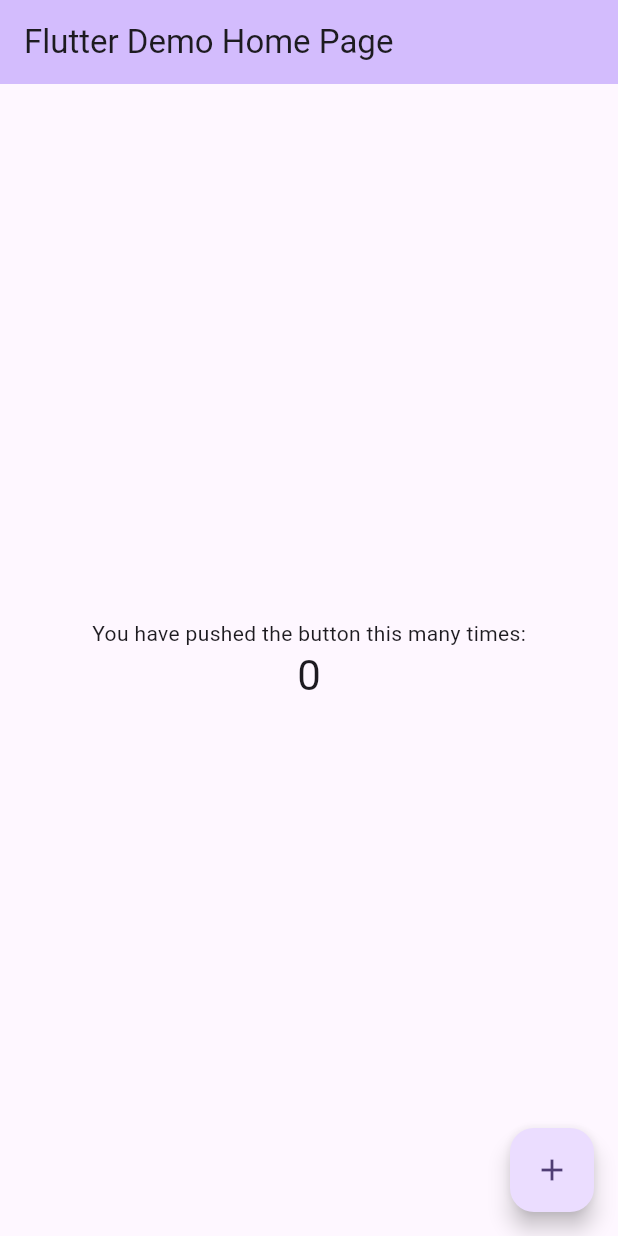
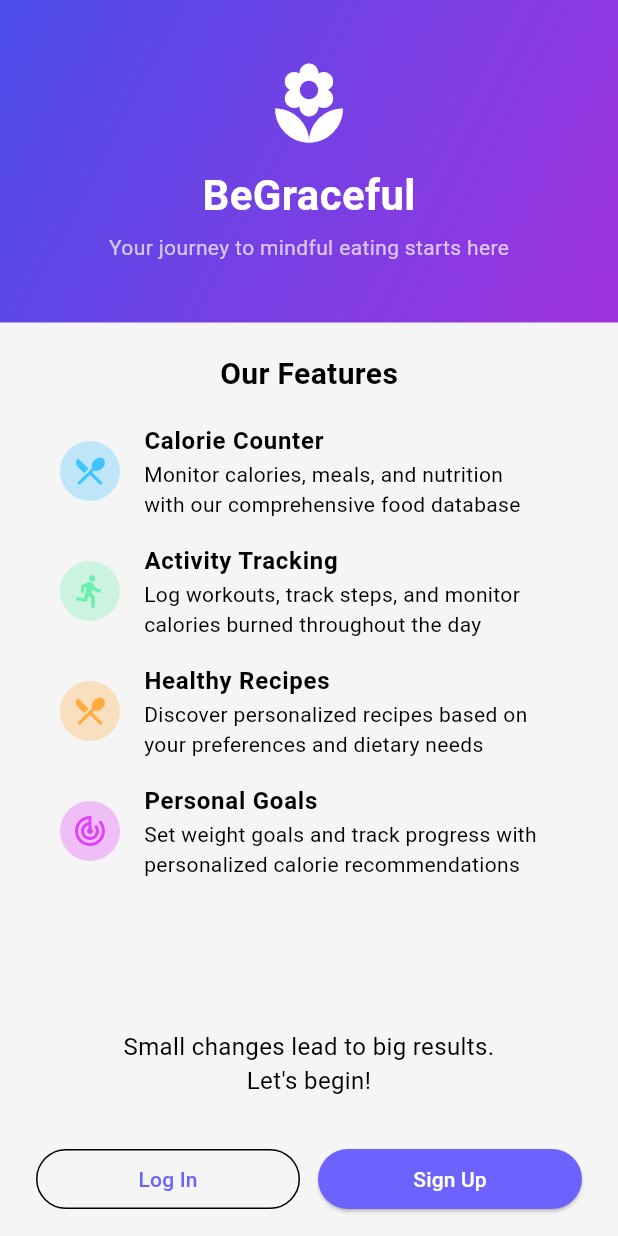
Before and after one commit to Retr0-46/BeGraceful, a Flutter app: the screen it shows after launch, on a phone screen of 412 x 824 dp. Run offline on Flutter 3.47's test engine with Material 3 defaults, Android fonts, the phone set to English and light mode, and no system bars.

Commit message:
start_page, themes

```diff
--- a/frontend/lib/main.dart
+++ b/frontend/lib/main.dart
@@ -1,122 +1,32 @@
 import 'package:flutter/material.dart';
+import 'package:provider/provider.dart';
+import 'package:frontend/src/providers/theme_provider.dart';
+import 'src/ui/themes/app_theme.dart';
+import 'src/ui/screens/start_page.dart';
 
 void main() {
-  runApp(const MyApp());
+  runApp(
+    ChangeNotifierProvider(
+      create: (_) => ThemeProvider(),
+      child: const MyApp(),
+    ),
+  );
 }
 
 class MyApp extends StatelessWidget {
   const MyApp({super.key});
 
-  // This widget is the root of your application.
   @override
   Widget build(BuildContext context) {
+    final themeProvider = Provider.of<ThemeProvider>(context);
+
     return MaterialApp(
-      title: 'Flutter Demo',
-      theme: ThemeData(
-        // This is the theme of your application.
-        //
-        // TRY THIS: Try running your application with "flutter run". You'll see
-        // the application has a purple toolbar. Then, without quitting the app,
-        // try changing the seedColor in the colorScheme below to Colors.green
-        // and then invoke "hot reload" (save your changes or press the "hot
-        // reload" button in a Flutter-supported IDE, or press "r" if you used
-        // the command line to start the app).
-        //
-        // Notice that the counter didn't reset back to zero; the application
-        // state is not lost during the reload. To reset the state, use hot
-        // restart instead.
-        //
-        // This works for code too, not just values: Most code changes can be
-        // tested with just a hot reload.
-        colorScheme: ColorScheme.fromSeed(seedColor: Colors.deepPurple),
-      ),
-      home: const MyHomePage(title: 'Flutter Demo Home Page'),
+      title: 'BeGraceful',
+      debugShowCheckedModeBanner: false,
+      themeMode: themeProvider.themeMode,
+      theme: AppTheme.lightTheme,
+      darkTheme: AppTheme.darkTheme,
+      home: const StartPage(),
     );
   }
 }
-
-class MyHomePage extends StatefulWidget {
-  const MyHomePage({super.key, required this.title});
-
-  // This widget is the home page of your application. It is stateful, meaning
-  // that it has a State object (defined below) that contains fields that affect
-  // how it looks.
-
-  // This class is the configuration for the state. It holds the values (in this
-  // case the title) provided by the parent (in this case the App widget) and
-  // used by the build method of the State. Fields in a Widget subclass are
-  // always marked "final".
-
-  final String title;
-
-  @override
-  State<MyHomePage> createState() => _MyHomePageState();
-}
-
-class _MyHomePageState extends State<MyHomePage> {
-  int _counter = 0;
-
-  void _incrementCounter() {
-    setState(() {
-      // This call to setState tells the Flutter framework that something has
-      // changed in this State, which causes it to rerun the build method below
-      // so that the display can reflect the updated values. If we changed
-      // _counter without calling setState(), then the build method would not be
-      // called again, and so nothing would appear to happen.
-      _counter++;
-    });
-  }
-
-  @override
-  Widget build(BuildContext context) {
-    // This method is rerun every time setState is called, for instance as done
-    // by the _incrementCounter method above.
-    //
-    // The Flutter framework has been optimized to make rerunning build methods
-    // fast, so that you can just rebuild anything that needs updating rather
-    // than having to individually change instances of widgets.
-    return Scaffold(
-      appBar: AppBar(
-        // TRY THIS: Try changing the color here to a specific color (to
-        // Colors.amber, perhaps?) and trigger a hot reload to see the AppBar
-        // change color while the other colors stay the same.
-        backgroundColor: Theme.of(context).colorScheme.inversePrimary,
-        // Here we take the value from the MyHomePage object that was created by
-        // the App.build method, and use it to set our appbar title.
-        title: Text(widget.title),
-      ),
-      body: Center(
-        // Center is a layout widget. It takes a single child and positions it
-        // in the middle of the parent.
-        child: Column(
-          // Column is also a layout widget. It takes a list of children and
-          // arranges them vertically. By default, it sizes itself to fit its
-          // children horizontally, and tries to be as tall as its parent.
-          //
-          // Column has various properties to control how it sizes itself and
-          // how it positions its children. Here we use mainAxisAlignment to
-          // center the children vertically; the main axis here is the vertical
-          // axis because Columns are vertical (the cross axis would be
-          // horizontal).
-          //
-          // TRY THIS: Invoke "debug painting" (choose the "Toggle Debug Paint"
-          // action in the IDE, or press "p" in the console), to see the
-          // wireframe for each widget.
-          mainAxisAlignment: MainAxisAlignment.center,
-          children: <Widget>[
-            const Text('You have pushed the button this many times:'),
-            Text(
-              '$_counter',
-              style: Theme.of(context).textTheme.headlineMedium,
-            ),
-          ],
-        ),
-      ),
-      floatingActionButton: FloatingActionButton(
-        onPressed: _incrementCounter,
-        tooltip: 'Increment',
-        child: const Icon(Icons.add),
-      ), // This trailing comma makes auto-formatting nicer for build methods.
-    );
-  }
-}
--- /dev/null
+++ b/frontend/lib/src/providers/theme_provider.dart
@@ -0,0 +1,14 @@
+import 'package:flutter/material.dart';
+
+class ThemeProvider extends ChangeNotifier {
+  ThemeMode _themeMode = ThemeMode.system;
+
+  ThemeMode get themeMode => _themeMode;
+
+  bool get isDarkMode => _themeMode == ThemeMode.dark;
+
+  void toggleTheme(bool isOn) {
+    _themeMode = isOn ? ThemeMode.dark : ThemeMode.light;
+    notifyListeners();
+  }
+}
--- /dev/null
+++ b/frontend/lib/src/ui/screens/start_page.dart
@@ -0,0 +1,127 @@
+import 'package:flutter/material.dart';
+import '../widgets/feature_tile.dart';
+
+class StartPage extends StatelessWidget {
+  const StartPage({super.key});
+
+  @override
+  Widget build(BuildContext context) {
+    return Scaffold(
+      backgroundColor: Colors.grey[100],
+      body: Column(
+        crossAxisAlignment: CrossAxisAlignment.stretch,
+        children: [
+          // Top banner
+          Container(
+            decoration: const BoxDecoration(
+              gradient: LinearGradient(
+                colors: [Color.fromARGB(255, 75, 77, 233), Color.fromARGB(255, 160, 51, 223)],
+                begin: Alignment.topLeft,
+                end: Alignment.bottomRight,
+              ),
+            ),
+            padding: const EdgeInsets.symmetric(vertical: 40),
+            child: Column(
+              children: const [
+                Icon(Icons.local_florist, size: 60, color: Colors.white),
+                SizedBox(height: 10),
+                Text(
+                  'BeGraceful',
+                  style: TextStyle(fontSize: 28, fontWeight: FontWeight.bold, color: Colors.white),
+                ),
+                SizedBox(height: 5),
+                Text(
+                  'Your journey to mindful eating starts here',
+                  style: TextStyle(fontSize: 14, color: Colors.white70),
+                ),
+              ],
+            ),
+          ),
+
+          const SizedBox(height: 20),
+          Center(
+            child:
+            Text(
+              'Our Features',
+              style: TextStyle(fontSize: 20, fontWeight: FontWeight.bold),
+            ),
+          ),
+          const SizedBox(height: 10),
+
+          // Features
+          Expanded(
+            child: Padding(
+              padding: const EdgeInsets.symmetric(horizontal: 24.0),
+              child: ListView(
+                children: const [
+                  FeatureTile(
+                    icon: Icons.local_dining,
+                    title: 'Calorie Counter',
+                    subtitle: 'Monitor calories, meals, and nutrition with our comprehensive food database',
+                    color: Colors.lightBlueAccent,
+                  ),
+                  FeatureTile(
+                    icon: Icons.directions_run,
+                    title: 'Activity Tracking',
+                    subtitle: 'Log workouts, track steps, and monitor calories burned throughout the day',
+                    color: Colors.greenAccent,
+                  ),
+                  FeatureTile(
+                    icon: Icons.restaurant_menu,
+                    title: 'Healthy Recipes',
+                    subtitle: 'Discover personalized recipes based on your preferences and dietary needs',
+                    color: Colors.orangeAccent,
+                  ),
+                  FeatureTile(
+                    icon: Icons.track_changes,
+                    title: 'Personal Goals',
+                    subtitle: 'Set weight goals and track progress with personalized calorie recommendations',
+                    color: Colors.purpleAccent,
+                  ),
+                ],
+              ),
+            ),
+          ),
+
+          const Padding(
+            padding: EdgeInsets.all(16.0),
+            child: Text(
+              'Small changes lead to big results.\nLet\'s begin!',
+              textAlign: TextAlign.center,
+              style: TextStyle(fontSize: 16, color: Colors.black),
+            ),
+          ),
+
+          // Buttons
+          Padding(
+            padding: const EdgeInsets.symmetric(horizontal: 24, vertical: 14),
+            child: Row(
+              children: [
+                Expanded(
+                  child: OutlinedButton(
+                    onPressed: () {
+                      // TODO: Navigate to login
+                    },
+                    child: const Text('Log In'),
+                  ),
+                ),
+                const SizedBox(width: 12),
+                Expanded(
+                  child: ElevatedButton(
+                    style: ElevatedButton.styleFrom(
+                      backgroundColor: const Color(0xFF6C63FF),
+                    ),
+                    onPressed: () {
+                      // TODO: Navigate to sign up
+                    },
+                    child: const Text('Sign Up', style: TextStyle(color: Colors.white),),
+                  ),
+                ),
+              ],
+            ),
+          ),
+        ],
+      ),
+    );
+  }
+}
--- /dev/null
+++ b/frontend/lib/src/ui/themes/app_theme.dart
@@ -0,0 +1,33 @@
+import 'package:flutter/material.dart';
+
+class AppTheme {
+  static const Color primaryColor = Color(0xFF6C63FF);
+
+  static ThemeData lightTheme = ThemeData(
+    brightness: Brightness.light,
+    primaryColor: primaryColor,
+    scaffoldBackgroundColor: Colors.white,
+    appBarTheme: const AppBarTheme(
+      backgroundColor: primaryColor,
+      foregroundColor: Colors.white,
+    ),
+    colorScheme: ColorScheme.light(
+      primary: primaryColor,
+      secondary: Colors.deepPurple,
+    ),
+  );
+
+  static ThemeData darkTheme = ThemeData(
+    brightness: Brightness.dark,
+    primaryColor: primaryColor,
+    scaffoldBackgroundColor: Colors.grey[900],
+    appBarTheme: const AppBarTheme(
+      backgroundColor: primaryColor,
+      foregroundColor: Colors.white,
+    ),
+    colorScheme: ColorScheme.dark(
+      primary: primaryColor,
+      secondary: Colors.deepPurpleAccent,
+    ),
+  );
+}
--- /dev/null
+++ b/frontend/lib/src/ui/widgets/feature_tile.dart
@@ -0,0 +1,28 @@
+import 'package:flutter/material.dart';
+
+class FeatureTile extends StatelessWidget {
+  final IconData icon;
+  final String title;
+  final String subtitle;
+  final Color color;
+
+  const FeatureTile({
+    required this.icon,
+    required this.title,
+    required this.subtitle,
+    required this.color,
+    super.key,
+  });
+
+  @override
+  Widget build(BuildContext context) {
+    return ListTile(
+      leading: CircleAvatar(
+        backgroundColor: color.withOpacity(0.3),
+        child: Icon(icon, color: color),
+      ),
+      title: Text(title, style: const TextStyle(fontWeight: FontWeight.bold)),
+      subtitle: Text(subtitle),
+    );
+  }
+}
--- a/frontend/pubspec.yaml
+++ b/frontend/pubspec.yaml
@@ -34,6 +34,7 @@ dependencies:
   # The following adds the Cupertino Icons font to your application.
   # Use with the CupertinoIcons class for iOS style icons.
   cupertino_icons: ^1.0.8
+  provider: ^6.1.5
 
 dev_dependencies:
   flutter_test:
```
Also changed, not shown: frontend/pubspec.lock.
